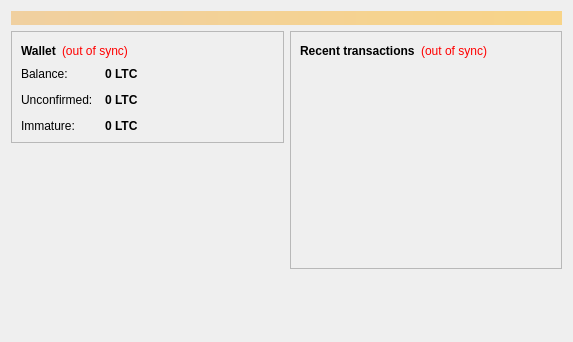
This is src/qt/forms/overviewpage.ui in universecoin/source as Qt 5 draws it before an edit. The edited form follows.
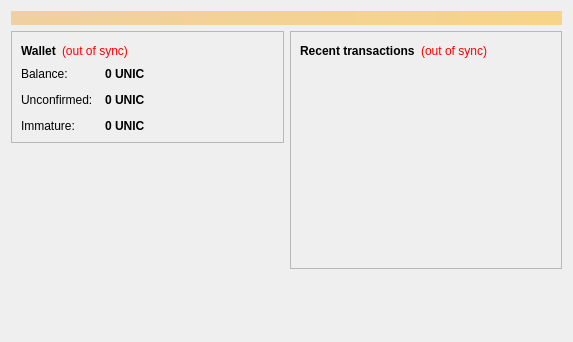
This is the edited form.

What changed in the file:
```diff
--- a/src/qt/forms/overviewpage.ui
+++ b/src/qt/forms/overviewpage.ui
@@ -122,7 +122,7 @@
                <string>Your current balance</string>
               </property>
               <property name="text">
-               <string notr="true">0 LTC</string>
+               <string notr="true">0 UNIC</string>
               </property>
               <property name="textInteractionFlags">
                <set>Qt::LinksAccessibleByMouse|Qt::TextSelectableByKeyboard|Qt::TextSelectableByMouse</set>
@@ -151,7 +151,7 @@
                <string>Total of transactions that have yet to be confirmed, and do not yet count toward the current balance</string>
               </property>
               <property name="text">
-               <string notr="true">0 LTC</string>
+               <string notr="true">0 UNIC</string>
               </property>
               <property name="textInteractionFlags">
                <set>Qt::LinksAccessibleByMouse|Qt::TextSelectableByKeyboard|Qt::TextSelectableByMouse</set>
@@ -177,7 +177,7 @@
                <string>Mined balance that has not yet matured</string>
               </property>
               <property name="text">
-               <string notr="true">0 LTC</string>
+               <string notr="true">0 UNIC</string>
               </property>
               <property name="textInteractionFlags">
                <set>Qt::LinksAccessibleByMouse|Qt::TextSelectableByKeyboard|Qt::TextSelectableByMouse</set>
```
Left out of the diff: 4 changed lines with no effect on the pictures.
